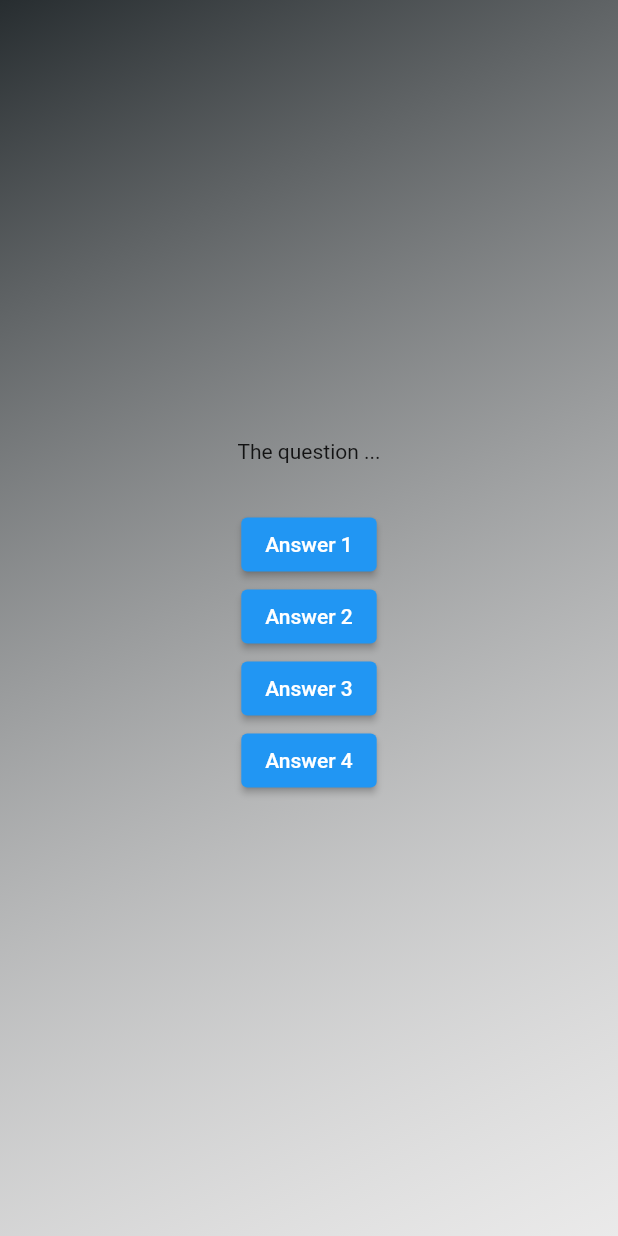
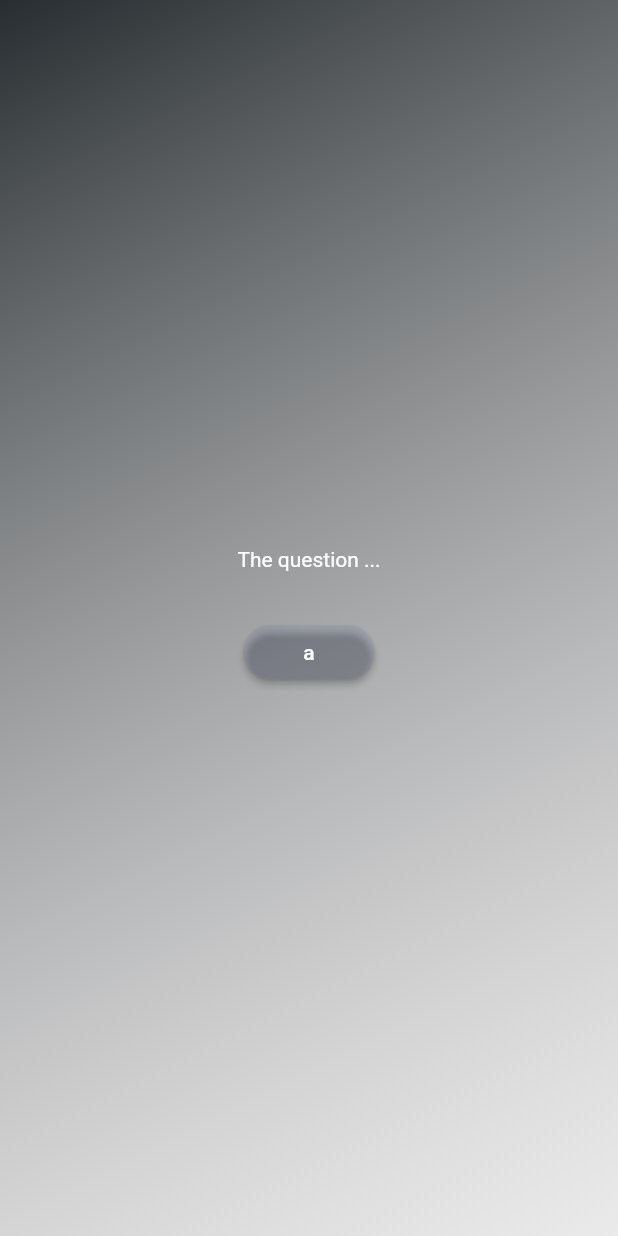
Before and after one commit to agnieszkastanczuk/quiz, a Flutter app: the screen it shows after launch, after a tap on "Start Quiz", on a phone screen of 412 x 824 dp. Run offline on Flutter 3.47's test engine with Material 2 defaults, Android fonts, the phone set to English and light mode, and no system bars.

Commit message:
feat: add a custom button

```diff
--- /dev/null
+++ b/lib/answer_button.dart
@@ -0,0 +1,26 @@
+import 'package:flutter/material.dart';
+
+class AnswerButton extends StatelessWidget {
+  const AnswerButton({
+    super.key,
+    required this.answerText,
+    required this.onTap,
+  });
+
+  final String answerText;
+  final void Function() onTap;
+
+  @override
+  Widget build(context) {
+    return ElevatedButton(
+      onPressed: onTap,
+      style: ElevatedButton.styleFrom(
+        padding: const EdgeInsets.symmetric(vertical: 10, horizontal: 40),
+        backgroundColor: const Color.fromARGB(31, 112, 132, 186),
+        foregroundColor: Colors.white,
+        shape: RoundedRectangleBorder(borderRadius: BorderRadius.circular(40)),
+      ),
+      child: Text(answerText),
+    );
+  }
+}
--- a/lib/questions_screens.dart
+++ b/lib/questions_screens.dart
@@ -1,4 +1,5 @@
 import 'package:flutter/material.dart';
+import 'package:quiz/answer_button.dart';
 
 class QuestionsScreen extends StatefulWidget {
   const QuestionsScreen({super.key});
@@ -17,24 +18,14 @@ class _QuestionsScreenState extends State<QuestionsScreen> {
       child: Column(
         mainAxisAlignment: MainAxisAlignment.center,
         children: [
-          const Text('The question ...'),
+          const Text(
+            'The question ...',
+            style: TextStyle(
+              color: Colors.white,
+            ),
+          ),
           const SizedBox(height: 30),
-          ElevatedButton(
-            onPressed: () {},
-            child: const Text('Answer 1'),
-          ),
-          ElevatedButton(
-            onPressed: () {},
-            child: const Text('Answer 2'),
-          ),
-          ElevatedButton(
-            onPressed: () {},
-            child: const Text('Answer 3'),
-          ),
-          ElevatedButton(
-            onPressed: () {},
-            child: const Text('Answer 4'),
-          ),
+          AnswerButton(answerText: 'a', onTap: () {})
         ],
       ),
     );
```
